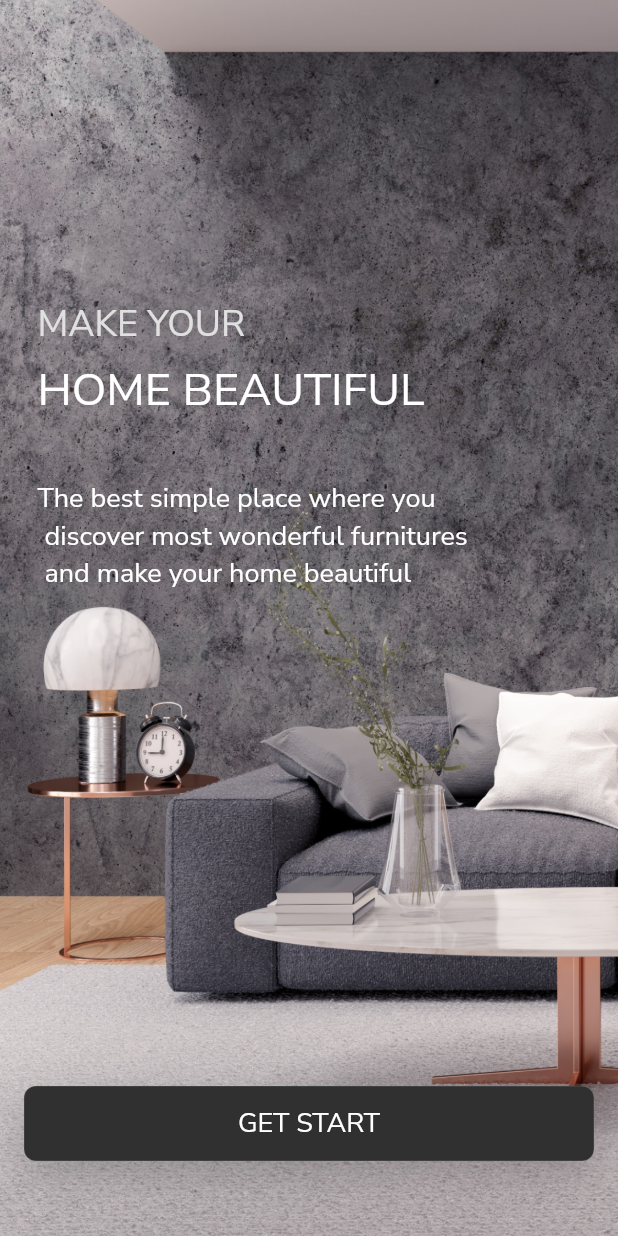
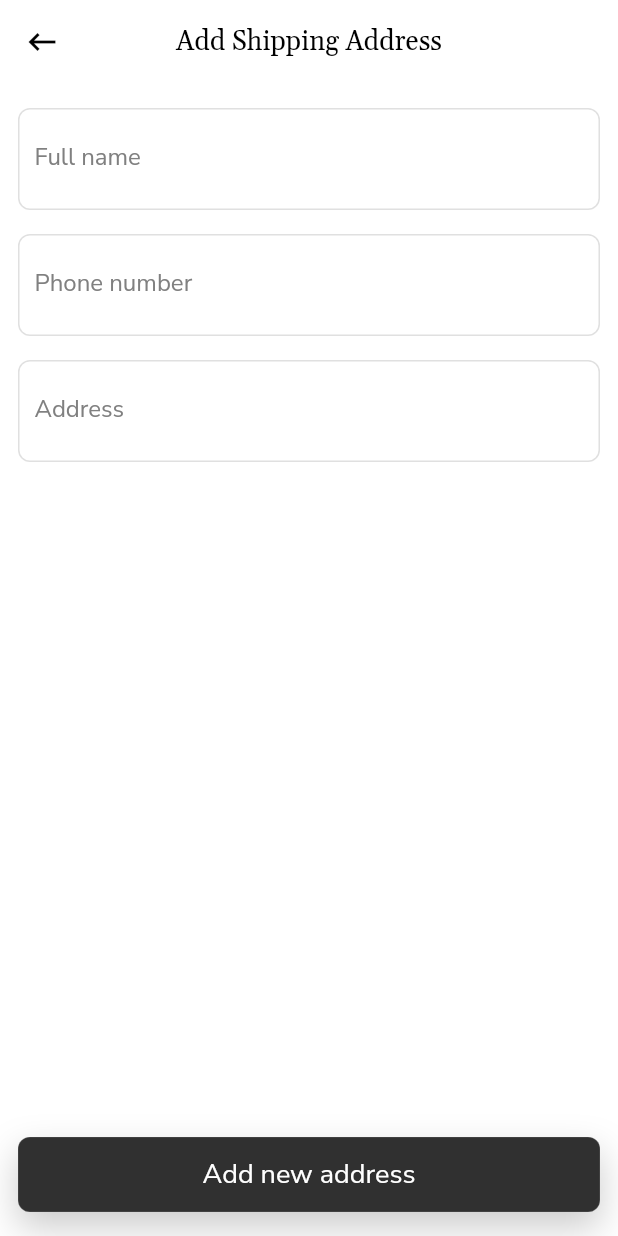
Before and after one commit to hahpuc/ShopApp-Mobile, a Flutter app: the screen it shows after launch, on a phone screen of 412 x 824 dp. Run offline on Flutter 3.47's test engine with Material 2 defaults, Android fonts, the phone set to English and light mode, and no system bars; our stand-ins replace connectivity_plus, flutter_bloc, flutter_easyloading, flutter_svg, get_it, infinite_scroll_pagination and 3 more; generated files the repository leaves out were written again.

Commit message:
[LM] Create AddShippingAddress & config textfield

```diff
--- a/lib/app.dart
+++ b/lib/app.dart
@@ -24,6 +24,7 @@ import 'bloc/app/app_bloc.dart';
 import 'bloc/locale/locale_bloc.dart';
 import 'configs/flavor.dart';
 import 'generated/localization/l10n.dart';
+import 'presentation/add_shipping_address/add_shipping_address_page.dart';
 import 'presentation/pages/checkout/checkout_page.dart';
 
 final navigatorKey = GlobalKey<NavigatorState>();
@@ -63,7 +64,7 @@ class MyApp extends StatelessWidget {
               supportedLocales: S.delegate.supportedLocales,
               locale: state.locale,
               onGenerateRoute: Routes.generateRoute,
-              home: BoardingPage(),
+              home: AddShippingAddressPage(),
             );
           }),
     );
--- /dev/null
+++ b/lib/presentation/add_shipping_address/add_shipping_address_page.dart
@@ -0,0 +1,114 @@
+import 'package:flutter/material.dart';
+import 'package:furniture_shop/presentation/widgets/primary_button.dart';
+import 'package:furniture_shop/values/colors.dart';
+import '/generated/assets/fonts.gen.dart';
+import '/presentation/widgets/base/custom_appbar.dart';
+import '/presentation/widgets/base/custom_text.dart';
+import '/presentation/widgets/base/custom_textfield.dart';
+import '/values/dimens.dart';
+import '/values/font_sizes.dart';
+
+class AddShippingAddressPage extends StatefulWidget {
+  const AddShippingAddressPage({Key? key}) : super(key: key);
+
+  @override
+  State<AddShippingAddressPage> createState() => _AddShippingAddressPageState();
+}
+
+class _AddShippingAddressPageState extends State<AddShippingAddressPage> {
+  late TextEditingController nameController;
+  late TextEditingController phoneController;
+  late TextEditingController addressController;
+
+  @override
+  void initState() {
+    nameController = TextEditingController();
+    phoneController = TextEditingController();
+    addressController = TextEditingController();
+
+    super.initState();
+  }
+
+  @override
+  void dispose() {
+    nameController.dispose();
+    phoneController.dispose();
+    addressController.dispose();
+    super.dispose();
+  }
+
+  @override
+  Widget build(BuildContext context) {
+    return Scaffold(
+      appBar: CustomAppBar(
+        title: CustomText(
+          'Add Shipping Address',
+          fontFamily: FontFamily.gelasio,
+          fontSize: FontSize.BIG,
+        ),
+      ),
+      body: Padding(
+        padding: const EdgeInsets.symmetric(
+          vertical: AppDimen.spacing_2,
+          horizontal: AppDimen.spacing_2 - 4,
+        ),
+        child: Column(
+          mainAxisAlignment: MainAxisAlignment.spaceBetween,
+          children: [
+            _buildFormInput(),
+            _buildButton(),
+          ],
+        ),
+      ),
+    );
+  }
+
+  Widget _buildFormInput() {
+    return Column(
+      children: [
+        _buildTextField(
+          title: 'Full name',
+          controller: nameController,
+        ),
+        _buildTextField(
+          title: 'Phone number',
+          controller: phoneController,
+        ),
+        _buildTextField(
+          title: 'Address',
+          controller: addressController,
+        ),
+      ],
+    );
+  }
+
+  Widget _buildButton() {
+    return PrimaryButton(
+      title: 'Add new address',
+    );
+  }
+
+  Widget _buildTextField({
+    String? title,
+    TextEditingController? controller,
+  }) {
+    return Container(
+      margin: const EdgeInsets.only(bottom: AppDimen.spacing_2),
+      padding: const EdgeInsets.symmetric(
+        vertical: 6.0,
+        horizontal: AppDimen.spacing_1 + 2,
+      ),
+      decoration: BoxDecoration(
+        border: Border.all(
+          color: AppColor.colorGreyLight,
+        ),
+        borderRadius: BorderRadius.circular(AppDimen.radiusNormal),
+      ),
+      child: CustomTextField(
+        textController: controller!,
+        labelText: title!,
+        fontWeight: FontWeight.w700,
+      ),
+    );
+  }
+}
--- a/lib/presentation/widgets/base/custom_textfield.dart
+++ b/lib/presentation/widgets/base/custom_textfield.dart
@@ -12,6 +12,7 @@ class CustomTextField extends StatelessWidget {
       this.contentPadding,
       this.hintTextColor = AppColor.colorTextLight,
       this.hintText,
+      this.labelText,
       this.fontSize = FontSize.MEDIUM,
       this.maxLines = 1,
       this.maxLength,
@@ -27,6 +28,7 @@ class CustomTextField extends StatelessWidget {
   final double fontSize;
   final FontStyle fontStyle;
   final String? hintText;
+  final String? labelText;
   final int? maxLines;
   final int? maxLength;
   final FontWeight fontWeight;
@@ -57,14 +59,23 @@ class CustomTextField extends StatelessWidget {
           fontStyle: fontStyle,
           fontWeight: fontWeight),
       decoration: InputDecoration(
+        labelText: labelText,
+        labelStyle: TextStyle(
+          fontFamily: fontFamily,
+          color: hintTextColor,
+          fontStyle: fontStyle,
+          fontWeight: FontWeight.w500,
+        ),
         isDense: true,
         border: InputBorder.none,
         contentPadding: contentPadding,
         hintStyle: TextStyle(
           fontFamily: fontFamily,
           color: hintTextColor,
-              fontStyle: fontStyle),
-          hintText: hintText),
+          fontStyle: fontStyle,
+        ),
+        hintText: hintText,
+      ),
       maxLines: maxLines,
       maxLength: maxLength,
       textAlign: TextAlign.start,
--- a/pubspec.yaml
+++ b/pubspec.yaml
@@ -3,7 +3,7 @@ description: A new Flutter project.
 
 # The following line prevents the package from being accidentally published to
 # pub.dev using `pub publish`. This is preferred for private packages.
-publish_to: 'none' # Remove this line if you wish to publish to pub.dev
+publish_to: "none" # Remove this line if you wish to publish to pub.dev
 
 # The following defines the version and build number for your application.
 # A version number is three numbers separated by dots, like 1.2.43
@@ -27,7 +27,7 @@ dependencies:
     sdk: flutter
 
   # Bloc
-  flutter_bloc: ^7.3.0
+  flutter_bloc: ^7.3.3
 
   # Inversion of control
   get_it: ^7.2.0
@@ -87,7 +87,6 @@ flutter_gen:
 # following page: https://dart.dev/tools/pub/pubspec
 # The following section is specific to Flutter.
 flutter:
-
   # The following line ensures that the Material Icons font is
   # included with your application, so that you can use the icons in
   # the material Icons class.
@@ -138,7 +137,6 @@ flutter:
         - asset: "assets/fonts/Gelasio-Bold.ttf"
           weight: 700
 
-
   #
   # For details regarding fonts from package dependencies,
   # see https://flutter.dev/custom-fonts/#from-packages
```
Also changed, not shown: pubspec.lock. Lines whose indentation alone changed are shown as unchanged.
